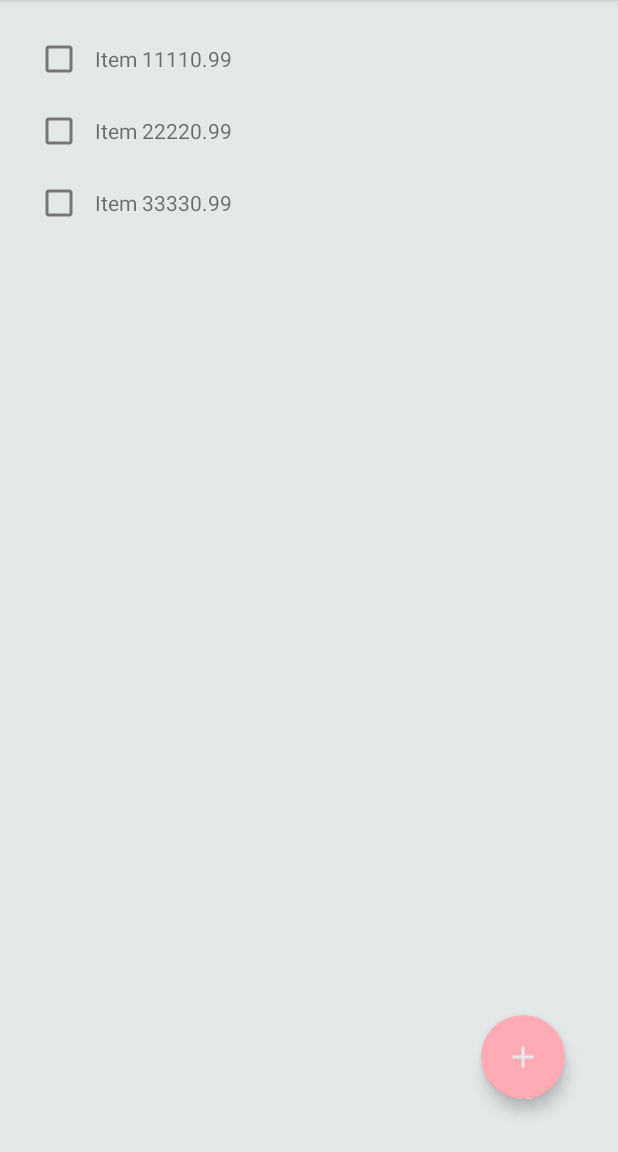
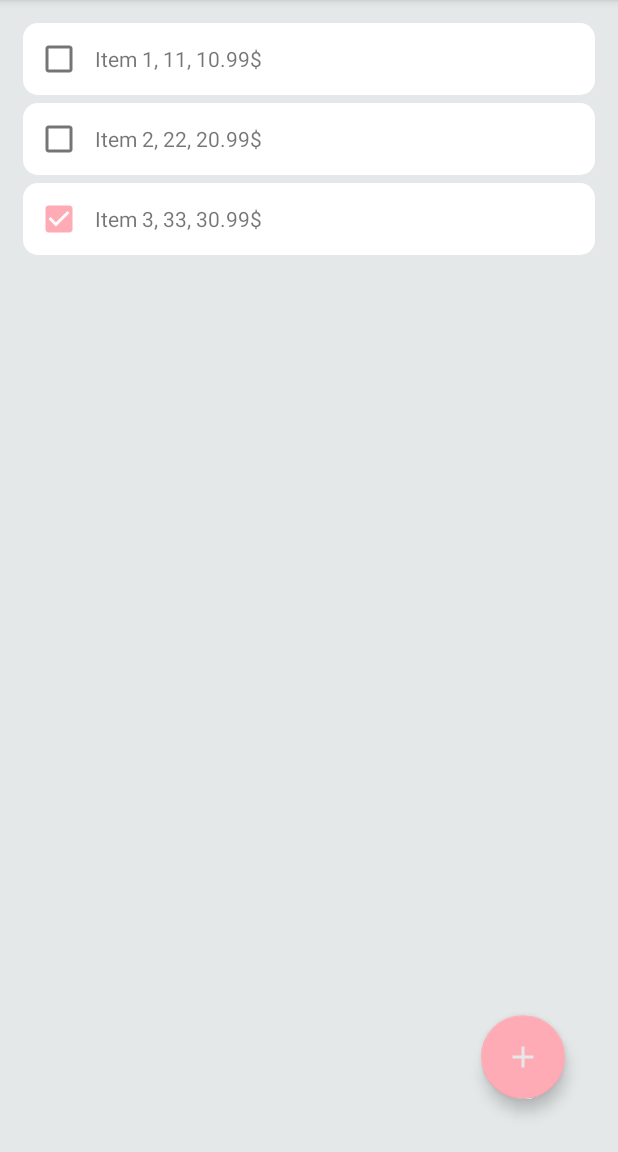
Before and after one commit to Sverda/Android-Shopping-List, an Android app: the ShoppingListActivity screen opened directly, with no data from a screen before it, on a phone screen of 412 x 824 dp, the part 84-1236 px from its top. Run offline under Robolectric (Android 15) with nearby library versions, the phone set to English and light mode, and no system bars.

Commit message:
Improve readibility of items

```diff
--- a/app/src/main/java/com/s24083/shoppinglist/ShoppingList/ShoppingListAdapter.kt
+++ b/app/src/main/java/com/s24083/shoppinglist/ShoppingList/ShoppingListAdapter.kt
@@ -25,9 +25,9 @@ class ShoppingListAdapter() :
         fun bind(item: ShoppingItem) {
             currentShoppingItem = item
 
-            nameTextView.text = item.name
-            priceTextView.text = item.price.toString()
-            amountTextView.text = item.amount.toString()
+            nameTextView.text = "${item.name}, "
+            amountTextView.text = "${item.amount}, "
+            priceTextView.text = "${item.price}$ "
             isBoughtCheckBoxView.isChecked = item.isBought
         }
     }
--- a/app/src/main/java/com/s24083/shoppinglist/repositories/ShoppingItemRepository.kt
+++ b/app/src/main/java/com/s24083/shoppinglist/repositories/ShoppingItemRepository.kt
@@ -9,7 +9,7 @@ class ShoppingItemRepository {
     init {
         list.add(ShoppingItem(0, "Item 1", 11, 10.99, false))
         list.add(ShoppingItem(1, "Item 2", 22, 20.99, false))
-        list.add(ShoppingItem(2, "Item 3", 33, 30.99, false))
+        list.add(ShoppingItem(2, "Item 3", 33, 30.99, true))
     }
 
     val allItems: MutableList<ShoppingItem>
--- a/app/src/main/res/layout/shopping_item.xml
+++ b/app/src/main/res/layout/shopping_item.xml
@@ -3,7 +3,8 @@
     xmlns:android="http://schemas.android.com/apk/res/android"
     android:layout_width="match_parent"
     android:layout_height="wrap_content"
-    android:backgroundTint="@color/white">
+    android:background="@drawable/round_outline"
+    android:layout_marginBottom="5dp">
 
     <LinearLayout
         android:layout_width="match_parent"
```
